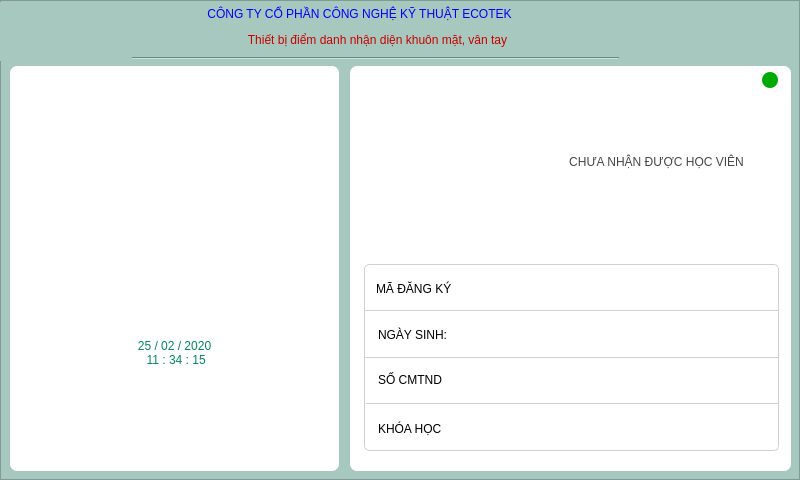
Old version of the form Ui/MainScreen.ui in the repository Lam-dev/TheoryFaceRecognition.
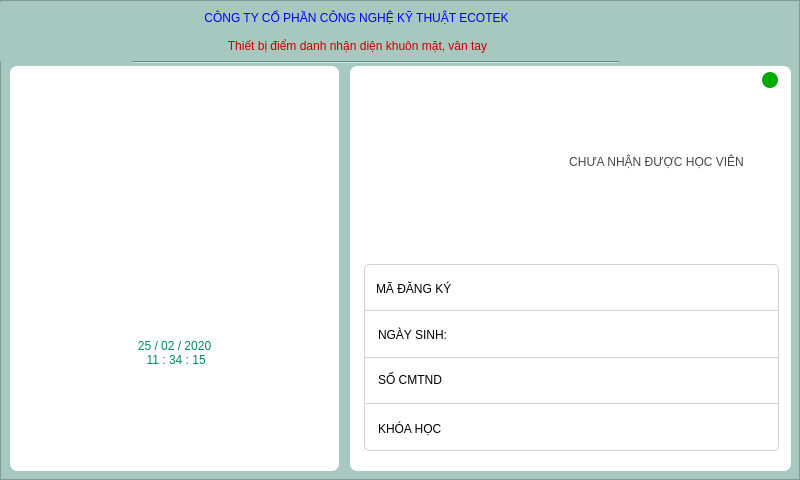
New version of the form. Icons and pictures are not drawn.

Diff of the .ui file:
```diff
--- a/Ui/MainScreen.ui
+++ b/Ui/MainScreen.ui
@@ -45,9 +45,9 @@
    <widget class="QLabel" name="label_cty">
     <property name="geometry">
      <rect>
-      <x>82</x>
-      <y>-2</y>
-      <width>555</width>
+      <x>68</x>
+      <y>2</y>
+      <width>577</width>
       <height>27</height>
      </rect>
     </property>
@@ -89,7 +89,7 @@
      <rect>
       <x>8</x>
       <y>2</y>
-      <width>65</width>
+      <width>61</width>
       <height>51</height>
      </rect>
     </property>
@@ -106,17 +106,17 @@
     </property>
     <property name="iconSize">
      <size>
-      <width>30</width>
-      <height>30</height>
+      <width>40</width>
+      <height>40</height>
      </size>
     </property>
    </widget>
    <widget class="QLabel" name="label_cty_2">
     <property name="geometry">
      <rect>
-      <x>112</x>
-      <y>24</y>
-      <width>531</width>
+      <x>70</x>
+      <y>30</y>
+      <width>575</width>
       <height>27</height>
      </rect>
     </property>
@@ -147,7 +147,7 @@
    <property name="geometry">
     <rect>
      <x>132</x>
-     <y>50</y>
+     <y>54</y>
      <width>487</width>
      <height>17</height>
     </rect>
@@ -239,9 +239,9 @@
      <property name="geometry">
       <rect>
        <x>6</x>
-       <y>10</y>
+       <y>4</y>
        <width>167</width>
-       <height>171</height>
+       <height>177</height>
       </rect>
      </property>
      <property name="styleSheet">
```
Left out of the diff: 12 changed lines with no effect on the pictures.
